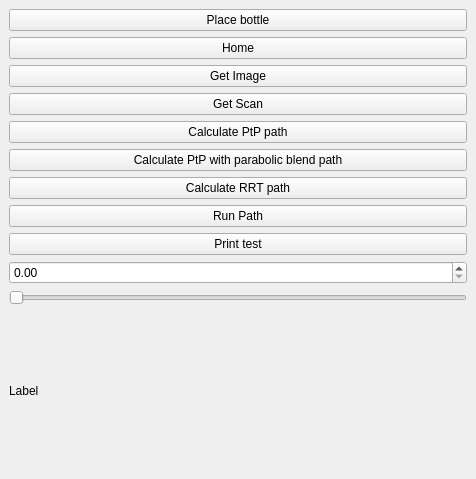
The window that RoviSamplePlugin/src/SamplePlugin.ui (mathujeyanth/Advanced_Robotics) describes before a commit, drawn with Qt 5.
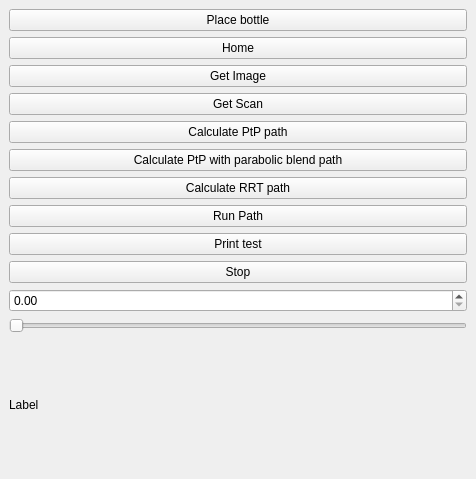
The same window after the commit.

Commit message: added multithreading -maybe working?

Diff of the .ui file:
```diff
--- a/RoviSamplePlugin/src/SamplePlugin.ui
+++ b/RoviSamplePlugin/src/SamplePlugin.ui
@@ -78,6 +78,16 @@
         <property name="text">
          <string>Print test</string>
         </property>
+        <property name="Stop" stdset="0">
+         <string/>
+        </property>
+       </widget>
+      </item>
+      <item>
+       <widget class="QPushButton" name="_stop">
+        <property name="text">
+         <string>Stop</string>
+        </property>
        </widget>
       </item>
       <item>
```
The commit also changes 2 other files.
